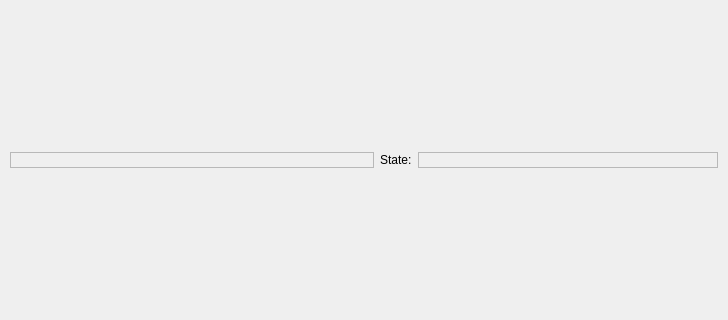
Old version of the form bin/ui/formcontainer.ui in the repository xrg/openerp-client-kde; both pictures show x 0 to 728 and y 141 to 461 of the 728 by 602 pixel window.
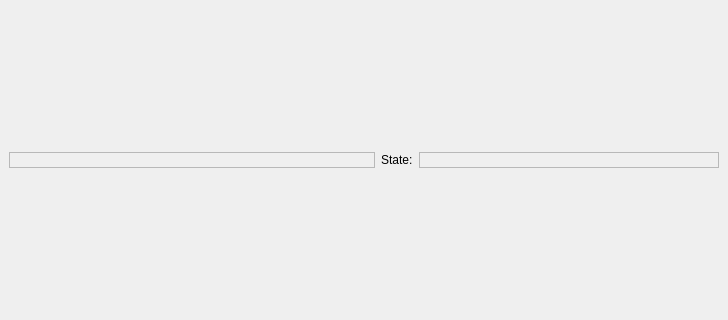
New version of the form.

```diff
--- a/bin/ui/formcontainer.ui
+++ b/bin/ui/formcontainer.ui
@@ -14,19 +14,19 @@
   </property>
   <layout class="QVBoxLayout" >
    <property name="spacing" >
-    <number>0</number>
+    <number>-1</number>
    </property>
    <property name="leftMargin" >
-    <number>10</number>
+    <number>9</number>
    </property>
    <property name="topMargin" >
-    <number>10</number>
+    <number>9</number>
    </property>
    <property name="rightMargin" >
-    <number>10</number>
+    <number>9</number>
    </property>
    <property name="bottomMargin" >
-    <number>10</number>
+    <number>9</number>
    </property>
    <item>
     <layout class="QHBoxLayout" >
```
